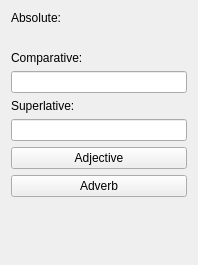
This is src/entry-dialogs/comparisonwidget.ui in KDE/parley as Qt 5 draws it before an edit. The edited form follows.
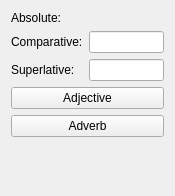
This is the edited form.

Commit message: make the comparison dock look a little better

What changed in the file:
```diff
--- a/src/entry-dialogs/comparisonwidget.ui
+++ b/src/entry-dialogs/comparisonwidget.ui
@@ -5,8 +5,8 @@
    <rect>
     <x>0</x>
     <y>0</y>
-    <width>198</width>
-    <height>265</height>
+    <width>175</width>
+    <height>196</height>
    </rect>
   </property>
   <property name="windowTitle" >
@@ -14,6 +14,8 @@
   </property>
   <layout class="QVBoxLayout" >
    <item>
+    <layout class="QGridLayout" >
+     <item row="0" column="0" >
     <widget class="QLabel" name="absoluteLabel" >
      <property name="sizePolicy" >
       <sizepolicy vsizetype="Preferred" hsizetype="Minimum" >
@@ -29,14 +31,20 @@
      </property>
     </widget>
    </item>
-   <item>
+     <item row="0" column="1" >
     <widget class="QLabel" name="absoluteEntryLabel" >
+       <property name="sizePolicy" >
+        <sizepolicy vsizetype="Preferred" hsizetype="Preferred" >
+         <horstretch>0</horstretch>
+         <verstretch>0</verstretch>
+        </sizepolicy>
+       </property>
      <property name="text" >
       <string/>
      </property>
     </widget>
    </item>
-   <item>
+     <item row="1" column="0" >
     <widget class="QLabel" name="comparativeLabel" >
      <property name="sizePolicy" >
       <sizepolicy vsizetype="Preferred" hsizetype="Minimum" >
@@ -55,7 +63,7 @@
      </property>
     </widget>
    </item>
-   <item>
+     <item row="1" column="1" >
     <widget class="QLineEdit" name="comparativeLineEdit" >
      <property name="sizePolicy" >
       <sizepolicy vsizetype="Preferred" hsizetype="Expanding" >
@@ -65,7 +73,7 @@
      </property>
     </widget>
    </item>
-   <item>
+     <item row="2" column="0" >
     <widget class="QLabel" name="superlativeLabel" >
      <property name="sizePolicy" >
       <sizepolicy vsizetype="Preferred" hsizetype="Minimum" >
@@ -84,7 +92,7 @@
      </property>
     </widget>
    </item>
-   <item>
+     <item row="2" column="1" >
     <widget class="QLineEdit" name="superlativeLineEdit" >
      <property name="sizePolicy" >
       <sizepolicy vsizetype="Preferred" hsizetype="Expanding" >
@@ -93,6 +101,8 @@
       </sizepolicy>
      </property>
     </widget>
+     </item>
+    </layout>
    </item>
    <item>
     <widget class="QPushButton" name="makeAdjectiveButton" >
```
Lines whose indentation alone changed are shown as unchanged. The commit also changes 1 other file.
